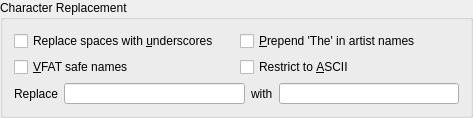
Old version of the form src/dialogs/OrganizeCollectionOptions.ui in the repository KDE/amarok.
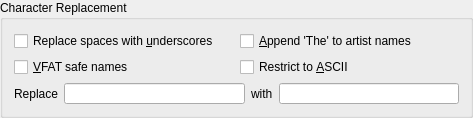
New version of the form. Custom widgets are drawn as their Qt base class.

```diff
--- a/src/dialogs/OrganizeCollectionOptions.ui
+++ b/src/dialogs/OrganizeCollectionOptions.ui
@@ -57,7 +57,7 @@
       <string>If checked all artists starting with &quot;The&quot; will have it moved to the end. Example, &quot;The Beatles&quot; would become &quot;Beatles, The&quot;</string>
      </property>
      <property name="text">
-      <string>&amp;Prepend 'The' in artist names</string>
+      <string>&amp;Append 'The' to artist names</string>
      </property>
     </widget>
    </item>
```
Left out of the diff: 2 changed lines with no effect on the pictures.
